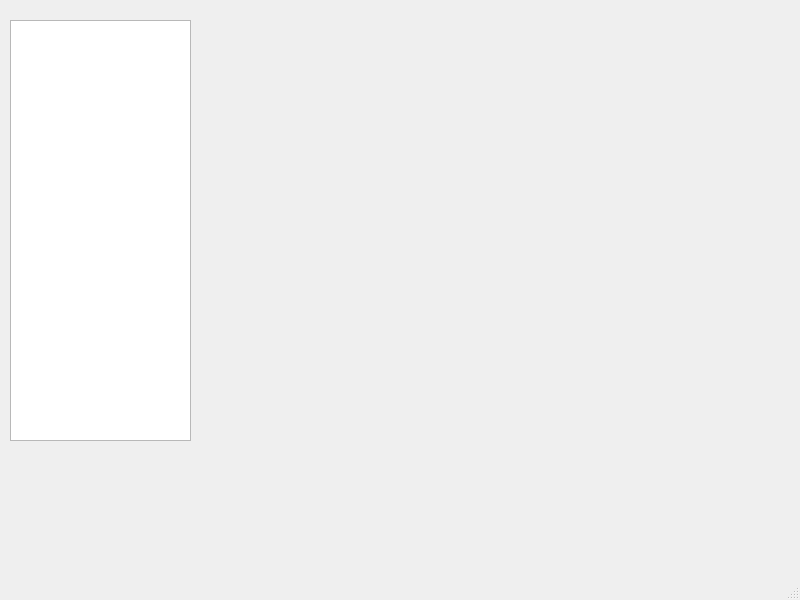
This is PluriNotes/relationswindows.ui in guillaumejounel/PluriNotes as Qt 5 draws it before an edit. The edited form follows.
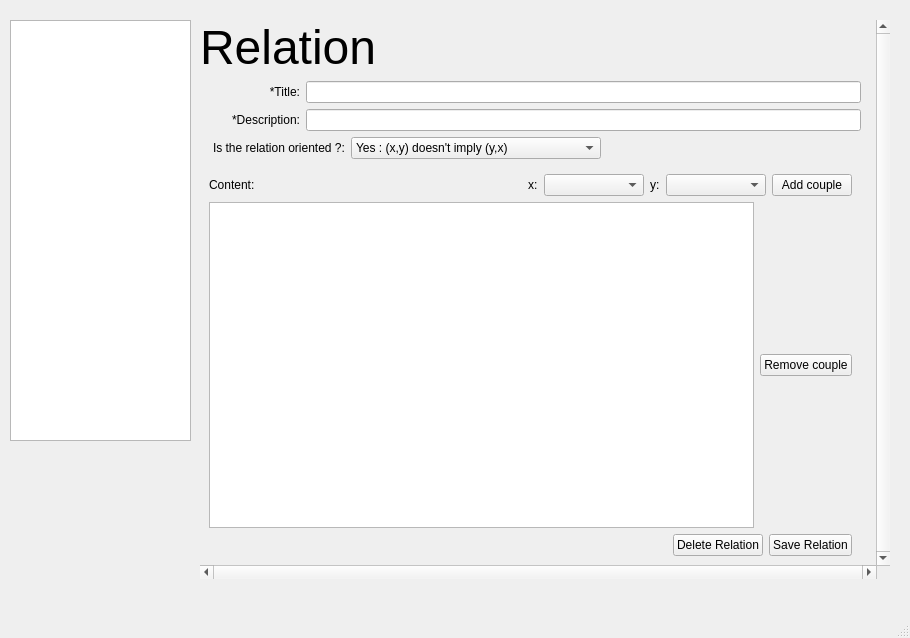
This is the edited form.

Commit message: relation interface done ; missing rename

The edit to the form file:
```diff
--- a/PluriNotes/relationswindows.ui
+++ b/PluriNotes/relationswindows.ui
@@ -6,8 +6,8 @@
    <rect>
     <x>0</x>
     <y>0</y>
-    <width>800</width>
-    <height>600</height>
+    <width>910</width>
+    <height>638</height>
    </rect>
   </property>
   <property name="windowTitle">
@@ -24,6 +24,470 @@
      </rect>
     </property>
    </widget>
+   <widget class="QStackedWidget" name="mainStackedWidget">
+    <property name="geometry">
+     <rect>
+      <x>200</x>
+      <y>20</y>
+      <width>690</width>
+      <height>559</height>
+     </rect>
+    </property>
+    <property name="minimumSize">
+     <size>
+      <width>0</width>
+      <height>0</height>
+     </size>
+    </property>
+    <property name="currentIndex">
+     <number>0</number>
+    </property>
+    <widget class="QWidget" name="newNotePage">
+     <layout class="QVBoxLayout" name="verticalLayout">
+      <property name="leftMargin">
+       <number>0</number>
+      </property>
+      <property name="topMargin">
+       <number>0</number>
+      </property>
+      <property name="rightMargin">
+       <number>0</number>
+      </property>
+      <property name="bottomMargin">
+       <number>0</number>
+      </property>
+      <item>
+       <widget class="QScrollArea" name="scrollArea">
+        <property name="frameShape">
+         <enum>QFrame::NoFrame</enum>
+        </property>
+        <property name="verticalScrollBarPolicy">
+         <enum>Qt::ScrollBarAlwaysOn</enum>
+        </property>
+        <property name="horizontalScrollBarPolicy">
+         <enum>Qt::ScrollBarAlwaysOn</enum>
+        </property>
+        <property name="widgetResizable">
+         <bool>true</bool>
+        </property>
+        <widget class="QWidget" name="scrollAreaWidgetContents_4">
+         <property name="geometry">
+          <rect>
+           <x>0</x>
+           <y>0</y>
+           <width>676</width>
+           <height>545</height>
+          </rect>
+         </property>
+         <layout class="QGridLayout" name="gridLayout_3">
+          <property name="leftMargin">
+           <number>0</number>
+          </property>
+          <property name="topMargin">
+           <number>0</number>
+          </property>
+          <property name="rightMargin">
+           <number>15</number>
+          </property>
+          <property name="bottomMargin">
+           <number>0</number>
+          </property>
+          <item row="0" column="0">
+           <widget class="QWidget" name="widget" native="true">
+            <layout class="QHBoxLayout" name="horizontalLayout">
+             <property name="leftMargin">
+              <number>0</number>
+             </property>
+             <property name="topMargin">
+              <number>0</number>
+             </property>
+             <property name="rightMargin">
+              <number>0</number>
+             </property>
+             <property name="bottomMargin">
+              <number>0</number>
+             </property>
+             <item>
+              <layout class="QVBoxLayout" name="formNoteWidget" stretch="0,0,0">
+               <property name="sizeConstraint">
+                <enum>QLayout::SetMaximumSize</enum>
+               </property>
+               <property name="topMargin">
+                <number>0</number>
+               </property>
+               <item>
+                <widget class="QLabel" name="label_2">
+                 <property name="text">
+                  <string>&lt;html&gt;&lt;head/&gt;&lt;body&gt;&lt;p&gt;&lt;span style=&quot; font-size:36pt;&quot;&gt;Relation&lt;/span&gt;&lt;/p&gt;&lt;/body&gt;&lt;/html&gt;</string>
+                 </property>
+                </widget>
+               </item>
+               <item>
+                <layout class="QVBoxLayout" name="verticalLayout_9">
+                 <item>
+                  <layout class="QHBoxLayout" name="horizontalLayout_7">
+                   <item>
+                    <widget class="QLabel" name="titleLabel">
+                     <property name="sizePolicy">
+                      <sizepolicy hsizetype="Fixed" vsizetype="Fixed">
+                       <horstretch>0</horstretch>
+                       <verstretch>0</verstretch>
+                      </sizepolicy>
+                     </property>
+                     <property name="minimumSize">
+                      <size>
+                       <width>100</width>
+                       <height>0</height>
+                      </size>
+                     </property>
+                     <property name="text">
+                      <string>*Title:</string>
+                     </property>
+                     <property name="alignment">
+                      <set>Qt::AlignRight|Qt::AlignTrailing|Qt::AlignVCenter</set>
+                     </property>
+                    </widget>
+                   </item>
+                   <item>
+                    <widget class="QLineEdit" name="titleLineEdit"/>
+                   </item>
+                  </layout>
+                 </item>
+                 <item>
+                  <layout class="QHBoxLayout" name="horizontalLayout_8">
+                   <item>
+                    <widget class="QLabel" name="idLabel">
+                     <property name="sizePolicy">
+                      <sizepolicy hsizetype="Fixed" vsizetype="Preferred">
+                       <horstretch>0</horstretch>
+                       <verstretch>0</verstretch>
+                      </sizepolicy>
+                     </property>
+                     <property name="minimumSize">
+                      <size>
+                       <width>100</width>
+                       <height>0</height>
+                      </size>
+                     </property>
+                     <property name="text">
+                      <string>*Description:</string>
+                     </property>
+                     <property name="alignment">
+                      <set>Qt::AlignRight|Qt::AlignTrailing|Qt::AlignVCenter</set>
+                     </property>
+                    </widget>
+                   </item>
+                   <item>
+                    <widget class="QLineEdit" name="idLineEdit"/>
+                   </item>
+                  </layout>
+                 </item>
+                 <item>
+                  <layout class="QHBoxLayout" name="horizontalLayout_9">
+                   <item alignment="Qt::AlignLeft">
+                    <widget class="QLabel" name="typeLabel">
+                     <property name="sizePolicy">
+                      <sizepolicy hsizetype="Fixed" vsizetype="Preferred">
+                       <horstretch>0</horstretch>
+                       <verstretch>0</verstretch>
+                      </sizepolicy>
+                     </property>
+                     <property name="minimumSize">
+                      <size>
+                       <width>100</width>
+                       <height>0</height>
+                      </size>
+                     </property>
+                     <property name="text">
+                      <string>Is the relation oriented ?:</string>
+                     </property>
+                     <property name="alignment">
+                      <set>Qt::AlignLeading|Qt::AlignLeft|Qt::AlignVCenter</set>
+                     </property>
+                     <property name="indent">
+                      <number>13</number>
+                     </property>
+                    </widget>
+                   </item>
+                   <item>
+                    <widget class="QComboBox" name="TypeComboBox">
+                     <property name="sizePolicy">
+                      <sizepolicy hsizetype="Preferred" vsizetype="Fixed">
+                       <horstretch>0</horstretch>
+                       <verstretch>0</verstretch>
+                      </sizepolicy>
+                     </property>
+                     <property name="minimumSize">
+                      <size>
+                       <width>250</width>
+                       <height>0</height>
+                      </size>
+                     </property>
+                     <property name="maximumSize">
+                      <size>
+                       <width>250</width>
+                       <height>16777215</height>
+                      </size>
+                     </property>
+                     <property name="layoutDirection">
+                      <enum>Qt::LeftToRight</enum>
+                     </property>
+                     <item>
+                      <property name="text">
+                       <string>Yes : (x,y) doesn't imply (y,x)</string>
+                      </property>
+                     </item>
+                     <item>
+                      <property name="text">
+                       <string>No : (x,y) implies (y,x)</string>
+                      </property>
+                     </item>
+                    </widget>
+                   </item>
+                   <item>
+                    <spacer name="horizontalSpacer">
+                     <property name="orientation">
+                      <enum>Qt::Horizontal</enum>
+                     </property>
+                     <property name="sizeHint" stdset="0">
+                      <size>
+                       <width>40</width>
+                       <height>20</height>
+                      </size>
+                     </property>
+                    </spacer>
+                   </item>
+                  </layout>
+                 </item>
+                </layout>
+               </item>
+               <item>
+                <widget class="QStackedWidget" name="customWidgets">
+                 <property name="currentIndex">
+                  <number>1</number>
+                 </property>
+                 <widget class="QWidget" name="page">
+                  <widget class="QWidget" name="horizontalLayoutWidget_2">
+                   <property name="geometry">
+                    <rect>
+                     <x>10</x>
+                     <y>30</y>
+                     <width>641</width>
+                     <height>30</height>
+                    </rect>
+                   </property>
+                   <layout class="QHBoxLayout" name="horizontalLayout_3">
+                    <property name="spacing">
+                     <number>5</number>
+                    </property>
+                    <item>
+                     <spacer name="horizontalSpacer_3">
+                      <property name="orientation">
+                       <enum>Qt::Horizontal</enum>
+                      </property>
+                      <property name="sizeHint" stdset="0">
+                       <size>
+                        <width>40</width>
+                        <height>20</height>
+                       </size>
+                      </property>
+                     </spacer>
+                    </item>
+                    <item>
+                     <widget class="QPushButton" name="pushButton_4">
+                      <property name="text">
+                       <string>Cancel</string>
+                      </property>
+                     </widget>
+                    </item>
+                    <item>
+                     <widget class="QPushButton" name="pushButton_2">
+                      <property name="text">
+                       <string>Save Relation</string>
+                      </property>
+                     </widget>
+                    </item>
+                   </layout>
+                  </widget>
+                  <zorder>horizontalLayoutWidget_2</zorder>
+                  <zorder>horizontalSpacer_3</zorder>
+                 </widget>
+                 <widget class="QWidget" name="articleForm">
+                  <layout class="QVBoxLayout" name="verticalLayout_3">
+                   <item>
+                    <layout class="QHBoxLayout" name="horizontalLayout_4">
+                     <item>
+                      <widget class="QLabel" name="articleContentLabel_2">
+                       <property name="text">
+                        <string>Content:</string>
+                       </property>
+                      </widget>
+                     </item>
+                     <item>
+                      <spacer name="horizontalSpacer_4">
+                       <property name="orientation">
+                        <enum>Qt::Horizontal</enum>
+                       </property>
+                       <property name="sizeHint" stdset="0">
+                        <size>
+                         <width>40</width>
+                         <height>20</height>
+                        </size>
+                       </property>
+                      </spacer>
+                     </item>
+                     <item>
+                      <widget class="QLabel" name="articleContentLabel">
+                       <property name="text">
+                        <string>x:</string>
+                       </property>
+                      </widget>
+                     </item>
+                     <item>
+                      <widget class="QComboBox" name="TypeComboBox_2">
+                       <property name="sizePolicy">
+                        <sizepolicy hsizetype="Preferred" vsizetype="Fixed">
+                         <horstretch>0</horstretch>
+                         <verstretch>0</verstretch>
+                        </sizepolicy>
+                       </property>
+                       <property name="minimumSize">
+                        <size>
+                         <width>100</width>
+                         <height>0</height>
+                        </size>
+                       </property>
+                       <property name="maximumSize">
+                        <size>
+                         <width>0</width>
+                         <height>16777215</height>
+                        </size>
+                       </property>
+                       <property name="layoutDirection">
+                        <enum>Qt::LeftToRight</enum>
+                       </property>
+                      </widget>
+                     </item>
+                     <item>
+                      <widget class="QLabel" name="articleContentLabel_3">
+                       <property name="text">
+                        <string>y:</string>
+                       </property>
+                      </widget>
+                     </item>
+                     <item>
+                      <widget class="QComboBox" name="TypeComboBox_3">
+                       <property name="sizePolicy">
+                        <sizepolicy hsizetype="Preferred" vsizetype="Fixed">
+                         <horstretch>0</horstretch>
+                         <verstretch>0</verstretch>
+                        </sizepolicy>
+                       </property>
+                       <property name="minimumSize">
+                        <size>
+                         <width>100</width>
+                         <height>0</height>
+                        </size>
+                       </property>
+                       <property name="maximumSize">
+                        <size>
+                         <width>0</width>
+                         <height>16777215</height>
+                        </size>
+                       </property>
+                       <property name="layoutDirection">
+                        <enum>Qt::LeftToRight</enum>
+                       </property>
+                      </widget>
+                     </item>
+                     <item>
+                      <widget class="QPushButton" name="pushButton_6">
+                       <property name="text">
+                        <string>Add couple</string>
+                       </property>
+                      </widget>
+                     </item>
+                    </layout>
+                   </item>
+                   <item>
+                    <layout class="QHBoxLayout" name="horizontalLayout_5">
+                     <item>
+                      <widget class="QListView" name="listView"/>
+                     </item>
+                     <item>
+                      <widget class="QPushButton" name="pushButton_5">
+                       <property name="text">
+                        <string>Remove couple</string>
+                       </property>
+                      </widget>
+                     </item>
+                    </layout>
+                   </item>
+                   <item>
+                    <layout class="QHBoxLayout" name="horizontalLayout_2">
+                     <item>
+                      <spacer name="horizontalSpacer_2">
+                       <property name="orientation">
+                        <enum>Qt::Horizontal</enum>
+                       </property>
+                       <property name="sizeHint" stdset="0">
+                        <size>
+                         <width>40</width>
+                         <height>20</height>
+                        </size>
+                       </property>
+                      </spacer>
+                     </item>
+                     <item>
+                      <widget class="QPushButton" name="pushButton_3">
+                       <property name="text">
+                        <string>Delete Relation</string>
+                       </property>
+                      </widget>
+                     </item>
+                     <item>
+                      <widget class="QPushButton" name="pushButton">
+                       <property name="text">
+                        <string>Save Relation</string>
+                       </property>
+                      </widget>
+                     </item>
+                    </layout>
+                   </item>
+                  </layout>
+                 </widget>
+                </widget>
+               </item>
+              </layout>
+             </item>
+            </layout>
+           </widget>
+          </item>
+         </layout>
+        </widget>
+       </widget>
+      </item>
+     </layout>
+    </widget>
+    <widget class="QWidget" name="welcomPage">
+     <widget class="QLabel" name="label_21">
+      <property name="geometry">
+       <rect>
+        <x>60</x>
+        <y>140</y>
+        <width>591</width>
+        <height>181</height>
+       </rect>
+      </property>
+      <property name="styleSheet">
+       <string notr="true">font-size: 1cm;</string>
+      </property>
+      <property name="text">
+       <string>&lt;html&gt;&lt;head/&gt;&lt;body&gt;&lt;p align=&quot;center&quot;&gt;&lt;span style=&quot; font-size:36pt;&quot;&gt;Welcome in the&lt;/span&gt;&lt;/p&gt;&lt;p align=&quot;center&quot;&gt;&lt;span style=&quot; font-size:36pt;&quot;&gt;relation management area&lt;/span&gt;&lt;/p&gt;&lt;/body&gt;&lt;/html&gt;</string>
+      </property>
+     </widget>
+    </widget>
+   </widget>
   </widget>
   <widget class="QStatusBar" name="statusbar"/>
   <widget class="QMenuBar" name="menubar">
```
Left out of the diff: 2 changed lines with no effect on the pictures. The commit also changes 1 other file.
